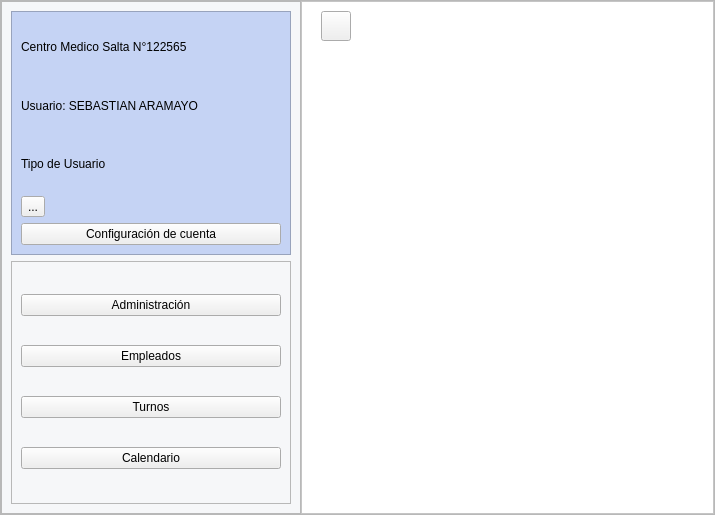
The window that ui/ventanaPrincipal.ui (agulujan41proj/login) describes before a commit, drawn with Qt 5.
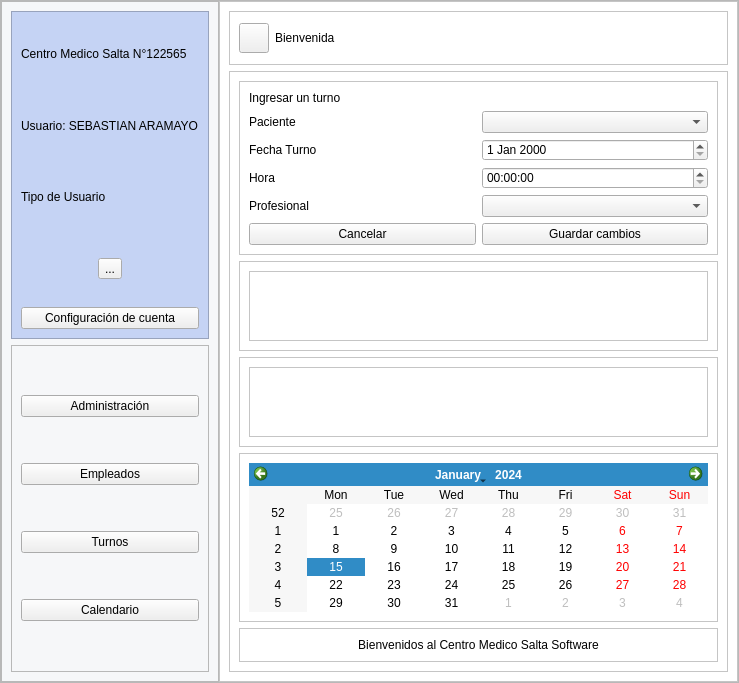
The same window after the commit. Icons and pictures are not drawn.

Commit message: translacion pantalla

```diff
--- a/ui/ventanaPrincipal.ui
+++ b/ui/ventanaPrincipal.ui
@@ -6,8 +6,8 @@
    <rect>
     <x>0</x>
     <y>0</y>
-    <width>715</width>
-    <height>515</height>
+    <width>739</width>
+    <height>559</height>
    </rect>
   </property>
   <property name="windowTitle">
@@ -109,11 +109,21 @@
                </property>
               </widget>
              </item>
-             <item>
+             <item alignment="Qt::AlignHCenter|Qt::AlignVCenter">
               <widget class="QToolButton" name="toolButtonPicture">
                <property name="text">
                 <string>...</string>
                </property>
+               <property name="icon">
+                <iconset>
+                 <normaloff>assets/icons/user.svg</normaloff>assets/icons/user.svg</iconset>
+               </property>
+               <property name="iconSize">
+                <size>
+                 <width>80</width>
+                 <height>80</height>
+                </size>
+               </property>
               </widget>
              </item>
              <item>
@@ -136,14 +146,14 @@
             </property>
             <layout class="QVBoxLayout" name="verticalLayout_3">
              <item>
-              <widget class="QPushButton" name="pushButton">
+              <widget class="QPushButton" name="btnAdministracion">
                <property name="text">
                 <string>Administración</string>
                </property>
               </widget>
              </item>
              <item>
-              <widget class="QPushButton" name="pushButton_2">
+              <widget class="QPushButton" name="btnEmpleados">
                <property name="text">
                 <string>Empleados</string>
                </property>
@@ -182,32 +192,312 @@
          <property name="frameShadow">
           <enum>QFrame::Raised</enum>
          </property>
-         <widget class="QPushButton" name="btnMenu">
-          <property name="geometry">
-           <rect>
-            <x>20</x>
-            <y>10</y>
-            <width>30</width>
-            <height>30</height>
-           </rect>
-          </property>
-          <property name="maximumSize">
-           <size>
-            <width>30</width>
-            <height>30</height>
-           </size>
-          </property>
-          <property name="cursor">
-           <cursorShape>PointingHandCursor</cursorShape>
-          </property>
-          <property name="text">
-           <string/>
-          </property>
-          <property name="icon">
-           <iconset>
-            <normaloff>assets/icons/menu.svg</normaloff>assets/icons/menu.svg</iconset>
-          </property>
-         </widget>
+         <layout class="QVBoxLayout" name="verticalLayout_5">
+          <item>
+           <widget class="QFrame" name="frameEncabezado">
+            <property name="maximumSize">
+             <size>
+              <width>16777215</width>
+              <height>80</height>
+             </size>
+            </property>
+            <property name="frameShape">
+             <enum>QFrame::StyledPanel</enum>
+            </property>
+            <property name="frameShadow">
+             <enum>QFrame::Raised</enum>
+            </property>
+            <layout class="QHBoxLayout" name="horizontalLayout_2">
+             <item>
+              <widget class="QPushButton" name="btnMenu">
+               <property name="maximumSize">
+                <size>
+                 <width>30</width>
+                 <height>30</height>
+                </size>
+               </property>
+               <property name="cursor">
+                <cursorShape>PointingHandCursor</cursorShape>
+               </property>
+               <property name="text">
+                <string/>
+               </property>
+               <property name="icon">
+                <iconset>
+                 <normaloff>assets/icons/menu.svg</normaloff>assets/icons/menu.svg</iconset>
+               </property>
+              </widget>
+             </item>
+             <item>
+              <widget class="QLabel" name="labelTituloPantalla">
+               <property name="text">
+                <string>Bienvenida</string>
+               </property>
+              </widget>
+             </item>
+             <item>
+              <widget class="QFrame" name="frameBusqueda">
+               <property name="maximumSize">
+                <size>
+                 <width>200</width>
+                 <height>16777215</height>
+                </size>
+               </property>
+               <property name="styleSheet">
+                <string notr="true">border:none;</string>
+               </property>
+               <property name="frameShape">
+                <enum>QFrame::StyledPanel</enum>
+               </property>
+               <property name="frameShadow">
+                <enum>QFrame::Raised</enum>
+               </property>
+               <layout class="QHBoxLayout" name="horizontalLayout_3">
+                <item>
+                 <widget class="QPushButton" name="btnSearch">
+                  <property name="maximumSize">
+                   <size>
+                    <width>200</width>
+                    <height>16777215</height>
+                   </size>
+                  </property>
+                  <property name="text">
+                   <string/>
+                  </property>
+                  <property name="icon">
+                   <iconset>
+                    <normaloff>assets/icons/search.svg</normaloff>assets/icons/search.svg</iconset>
+                  </property>
+                 </widget>
+                </item>
+                <item>
+                 <widget class="QLineEdit" name="lineEditSearch"/>
+                </item>
+               </layout>
+              </widget>
+             </item>
+            </layout>
+           </widget>
+          </item>
+          <item>
+           <widget class="QFrame" name="framePantallas">
+            <property name="frameShape">
+             <enum>QFrame::StyledPanel</enum>
+            </property>
+            <property name="frameShadow">
+             <enum>QFrame::Raised</enum>
+            </property>
+            <layout class="QVBoxLayout" name="verticalLayout_6">
+             <item>
+              <widget class="QFrame" name="frameTurnos">
+               <property name="minimumSize">
+                <size>
+                 <width>0</width>
+                 <height>0</height>
+                </size>
+               </property>
+               <property name="maximumSize">
+                <size>
+                 <width>16777215</width>
+                 <height>16777215</height>
+                </size>
+               </property>
+               <property name="frameShape">
+                <enum>QFrame::StyledPanel</enum>
+               </property>
+               <property name="frameShadow">
+                <enum>QFrame::Raised</enum>
+               </property>
+               <layout class="QGridLayout" name="gridLayout">
+                <item row="0" column="0">
+                 <widget class="QLabel" name="label">
+                  <property name="maximumSize">
+                   <size>
+                    <width>16777215</width>
+                    <height>100</height>
+                   </size>
+                  </property>
+                  <property name="text">
+                   <string>Ingresar un turno</string>
+                  </property>
+                 </widget>
+                </item>
+                <item row="1" column="0">
+                 <widget class="QLabel" name="label_4">
+                  <property name="text">
+                   <string>Paciente</string>
+                  </property>
+                 </widget>
+                </item>
+                <item row="1" column="1">
+                 <widget class="QComboBox" name="comboBox"/>
+                </item>
+                <item row="2" column="0">
+                 <widget class="QLabel" name="label_2">
+                  <property name="text">
+                   <string>Fecha Turno</string>
+                  </property>
+                 </widget>
+                </item>
+                <item row="2" column="1">
+                 <widget class="QDateEdit" name="dateEdit"/>
+                </item>
+                <item row="3" column="0">
+                 <widget class="QLabel" name="label_3">
+                  <property name="text">
+                   <string>Hora</string>
+                  </property>
+                 </widget>
+                </item>
+                <item row="3" column="1">
+                 <widget class="QTimeEdit" name="timeEdit"/>
+                </item>
+                <item row="4" column="0">
+                 <widget class="QLabel" name="label_5">
+                  <property name="text">
+                   <string>Profesional</string>
+                  </property>
+                 </widget>
+                </item>
+                <item row="4" column="1">
+                 <widget class="QComboBox" name="comboBox_2"/>
+                </item>
+                <item row="5" column="0">
+                 <widget class="QPushButton" name="pushButton">
+                  <property name="text">
+                   <string>Cancelar</string>
+                  </property>
+                 </widget>
+                </item>
+                <item row="5" column="1">
+                 <widget class="QPushButton" name="pushButton_2">
+                  <property name="text">
+                   <string>Guardar cambios</string>
+                  </property>
+                 </widget>
+                </item>
+               </layout>
+              </widget>
+             </item>
+             <item>
+              <widget class="QFrame" name="frameAdministracion">
+               <property name="minimumSize">
+                <size>
+                 <width>0</width>
+                 <height>0</height>
+                </size>
+               </property>
+               <property name="maximumSize">
+                <size>
+                 <width>16777215</width>
+                 <height>16777215</height>
+                </size>
+               </property>
+               <property name="frameShape">
+                <enum>QFrame::StyledPanel</enum>
+               </property>
+               <property name="frameShadow">
+                <enum>QFrame::Raised</enum>
+               </property>
+               <layout class="QHBoxLayout" name="horizontalLayout_4">
+                <item>
+                 <widget class="QTableWidget" name="tableAdministracion"/>
+                </item>
+               </layout>
+              </widget>
+             </item>
+             <item>
+              <widget class="QFrame" name="frameEmpleados">
+               <property name="minimumSize">
+                <size>
+                 <width>0</width>
+                 <height>0</height>
+                </size>
+               </property>
+               <property name="maximumSize">
+                <size>
+                 <width>16777215</width>
+                 <height>16777215</height>
+                </size>
+               </property>
+               <property name="frameShape">
+                <enum>QFrame::StyledPanel</enum>
+               </property>
+               <property name="frameShadow">
+                <enum>QFrame::Raised</enum>
+               </property>
+               <layout class="QVBoxLayout" name="verticalLayout_9">
+                <item>
+                 <widget class="QTableWidget" name="tableEmpleados"/>
+                </item>
+               </layout>
+              </widget>
+             </item>
+             <item>
+              <widget class="QFrame" name="frameCalendario">
+               <property name="minimumSize">
+                <size>
+                 <width>0</width>
+                 <height>0</height>
+                </size>
+               </property>
+               <property name="maximumSize">
+                <size>
+                 <width>16777215</width>
+                 <height>16777215</height>
+                </size>
+               </property>
+               <property name="frameShape">
+                <enum>QFrame::StyledPanel</enum>
+               </property>
+               <property name="frameShadow">
+                <enum>QFrame::Raised</enum>
+               </property>
+               <layout class="QVBoxLayout" name="verticalLayout_8">
+                <item>
+                 <widget class="QCalendarWidget" name="calendarWidget"/>
+                </item>
+               </layout>
+              </widget>
+             </item>
+             <item>
+              <widget class="QFrame" name="frameBienvenida">
+               <property name="minimumSize">
+                <size>
+                 <width>0</width>
+                 <height>0</height>
+                </size>
+               </property>
+               <property name="maximumSize">
+                <size>
+                 <width>16777215</width>
+                 <height>16777215</height>
+                </size>
+               </property>
+               <property name="frameShape">
+                <enum>QFrame::StyledPanel</enum>
+               </property>
+               <property name="frameShadow">
+                <enum>QFrame::Raised</enum>
+               </property>
+               <layout class="QVBoxLayout" name="verticalLayout_7">
+                <item>
+                 <widget class="QLabel" name="labelBienvenida">
+                  <property name="text">
+                   <string>Bienvenidos al Centro Medico Salta Software</string>
+                  </property>
+                  <property name="alignment">
+                   <set>Qt::AlignCenter</set>
+                  </property>
+                 </widget>
+                </item>
+               </layout>
+              </widget>
+             </item>
+            </layout>
+           </widget>
+          </item>
+         </layout>
         </widget>
        </item>
       </layout>
```
Left out of the diff: 4 changed lines with no effect on the pictures. The commit also changes 2 other files.
